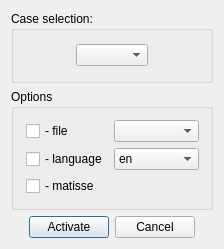
code-saturne/salome_cfd_extensions, file cfd_study/src/CFDSTUDYGUI/GUIActivationDialog.ui: the form before one commit.
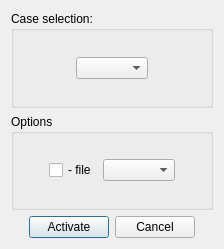
The form after the commit.

Commit message: Remove the unused Matisse and language check boxes from the GUI activation dialog box in CFDSTUDY.

```diff
--- a/cfd_study/src/CFDSTUDYGUI/GUIActivationDialog.ui
+++ b/cfd_study/src/CFDSTUDYGUI/GUIActivationDialog.ui
@@ -83,49 +83,8 @@
           </property>
          </widget>
         </item>
-        <item row="0" column="1" >
-         <widget class="QComboBox" name="FileCB" />
-        </item>
-        <item row="1" column="0" >
-         <widget class="QCheckBox" name="LangCheckBox" >
-          <property name="text" >
-           <string>- language</string>
-          </property>
-         </widget>
-        </item>
-        <item row="1" column="1" >
-         <widget class="QComboBox" name="LangCB" >
-          <item>
-           <property name="text" >
-            <string>en</string>
-           </property>
-          </item>
-          <item>
-           <property name="text" >
-            <string>fr</string>
-           </property>
-          </item>
-         </widget>
-        </item>
-        <item row="2" column="0" >
-         <widget class="QCheckBox" name="MatissCheckBox" >
-          <property name="text" >
-           <string>- matisse</string>
-          </property>
-         </widget>
-        </item>
-        <item row="2" column="1" >
-         <spacer name="horizontalSpacer_5" >
-          <property name="orientation" >
-           <enum>Qt::Horizontal</enum>
-          </property>
-          <property name="sizeHint" stdset="0" >
-           <size>
-            <width>98</width>
-            <height>20</height>
-           </size>
-          </property>
-         </spacer>
+        <item row="0" column="1">
+         <widget class="QComboBox" name="FileCB"/>
         </item>
        </layout>
       </item>
@@ -197,7 +156,7 @@
    </item>
   </layout>
  </widget>
- <layoutdefault spacing="6" margin="11" />
+ <layoutdefault spacing="6" margin="11"/>
  <pixmapfunction>qPixmapFromMimeSource</pixmapfunction>
  <resources/>
  <connections>
```
Left out of the diff: 101 changed lines with no effect on the pictures. The commit also changes 2 other files.
